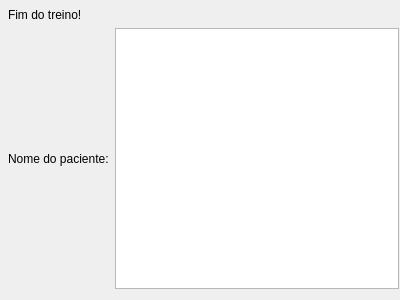
First picture: the form in gui/untitled.ui, repository Enenon/bci-labios, before the edit.
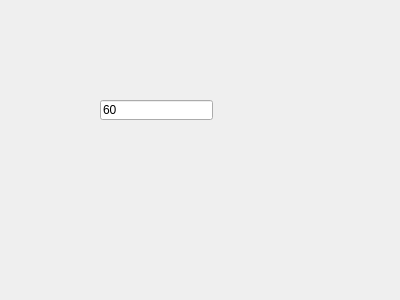
Second picture: the form after the edit.

Diff of the .ui file:
```diff
--- a/gui/untitled.ui
+++ b/gui/untitled.ui
@@ -13,48 +13,18 @@
   <property name="windowTitle">
    <string>Form</string>
   </property>
-  <widget class="QWidget" name="widget" native="true">
+  <widget class="QLineEdit" name="lineEdit">
    <property name="geometry">
     <rect>
-     <x>-1</x>
-     <y>-1</y>
-     <width>401</width>
-     <height>291</height>
+     <x>100</x>
+     <y>100</y>
+     <width>113</width>
+     <height>20</height>
     </rect>
    </property>
-   <widget class="QWidget" name="verticalLayoutWidget">
-    <property name="geometry">
-     <rect>
-      <x>9</x>
-      <y>9</y>
-      <width>391</width>
-      <height>281</height>
-     </rect>
-    </property>
-    <layout class="QVBoxLayout" name="verticalLayout_2">
-     <item>
-      <widget class="QLabel" name="label">
-       <property name="text">
-        <string>Fim do treino!</string>
-       </property>
-      </widget>
-     </item>
-     <item>
-      <layout class="QHBoxLayout" name="horizontalLayout">
-       <item>
-        <widget class="QLabel" name="label_2">
-         <property name="text">
-          <string>Nome do paciente:</string>
-         </property>
-        </widget>
-       </item>
-       <item>
-        <widget class="QPlainTextEdit" name="plainTextEdit"/>
-       </item>
-      </layout>
-     </item>
-    </layout>
-   </widget>
+   <property name="text">
+    <string>60</string>
+   </property>
   </widget>
  </widget>
  <resources/>
```
